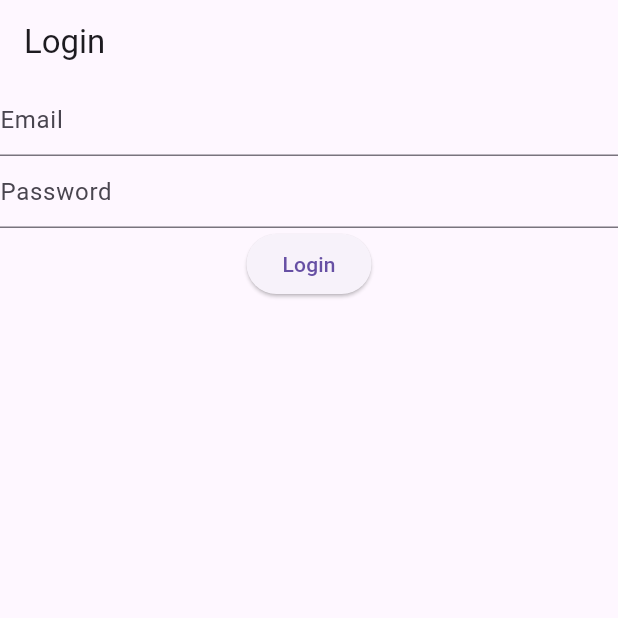
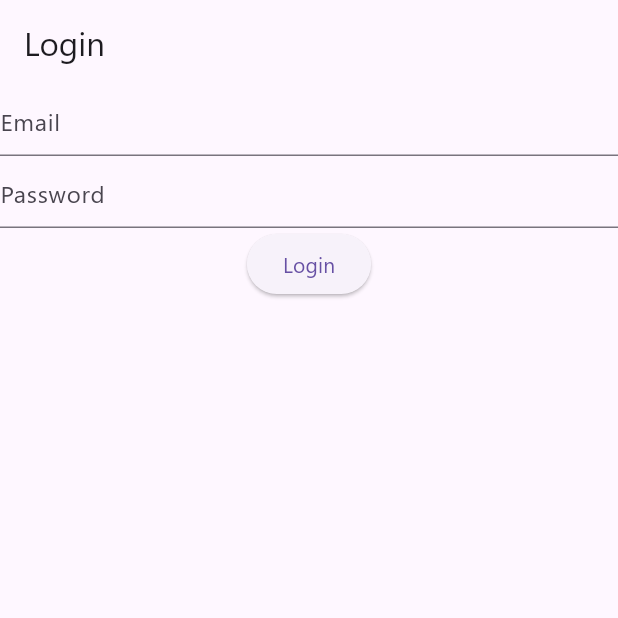
Before and after one commit to habeebrahman021/chss_noon_meal, a Flutter app: the screen it shows after launch, on a phone screen of 412 x 824 dp, the top half of it. Run offline on Flutter 3.47's test engine with Material 3 defaults, Android fonts, the light colour scheme and no system bars; our stand-ins replace cloud_firestore, either_dart, equatable, firebase_core, flutter_bloc, fluttertoast and 3 more; accounts and stored records are empty.

Commit message:
Theme & Font updated.

```diff
--- a/lib/app.dart
+++ b/lib/app.dart
@@ -1,5 +1,6 @@
 import 'package:chss_noon_meal/core/di/injector.dart';
 import 'package:chss_noon_meal/core/route/app_router.dart';
+import 'package:chss_noon_meal/core/theme/app_themes.dart';
 import 'package:chss_noon_meal/firebase_options.dart';
 import 'package:firebase_core/firebase_core.dart';
 import 'package:flutter/material.dart';
@@ -20,6 +21,8 @@ class RootApp extends StatelessWidget {
   Widget build(BuildContext context) {
     return MaterialApp.router(
       routerConfig: AppRouter.router,
+      theme: AppThemes.light,
+      darkTheme: AppThemes.light,
       title: 'CHSS Noon Meal',
       debugShowCheckedModeBanner: false,
       // theme: AppTheme.light,
--- a/lib/core/theme/app_themes.dart
+++ b/lib/core/theme/app_themes.dart
@@ -1 +1,11 @@
-class AppThemes {}
+import 'package:flutter/material.dart';
+
+class AppThemes {
+  static ThemeData get light {
+    return ThemeData(
+      brightness: Brightness.light,
+      // scaffoldBackgroundColor: Colors.white,
+      fontFamily: 'SegoeUI',
+    );
+  }
+}
```
Also changed, not shown: pubspec.yaml (+11 -12 lines).
